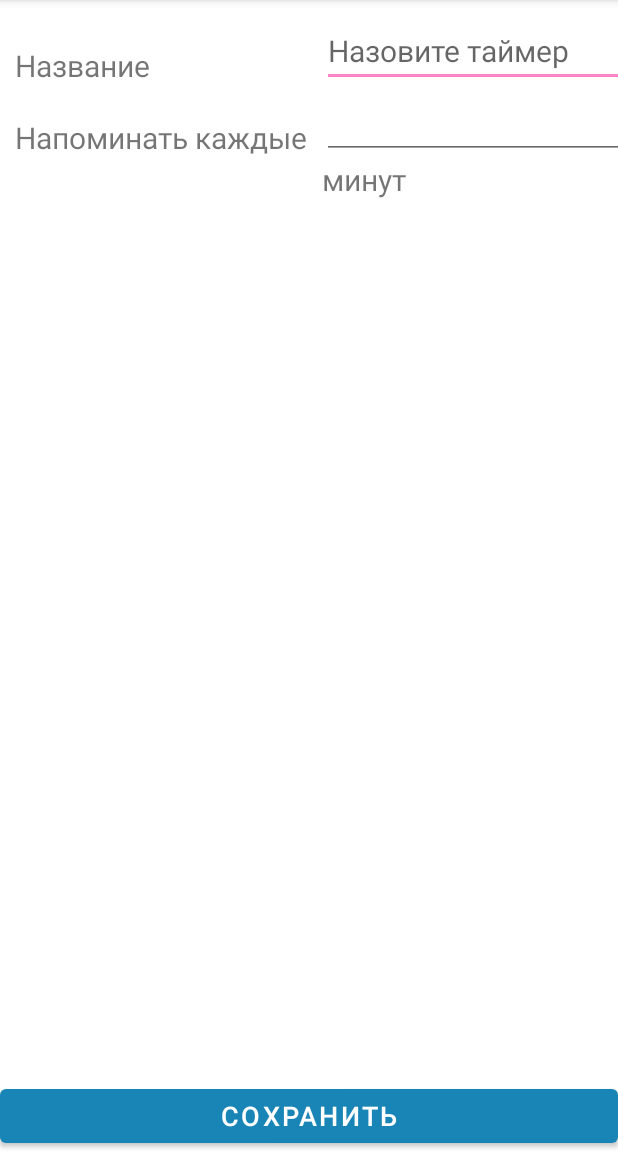
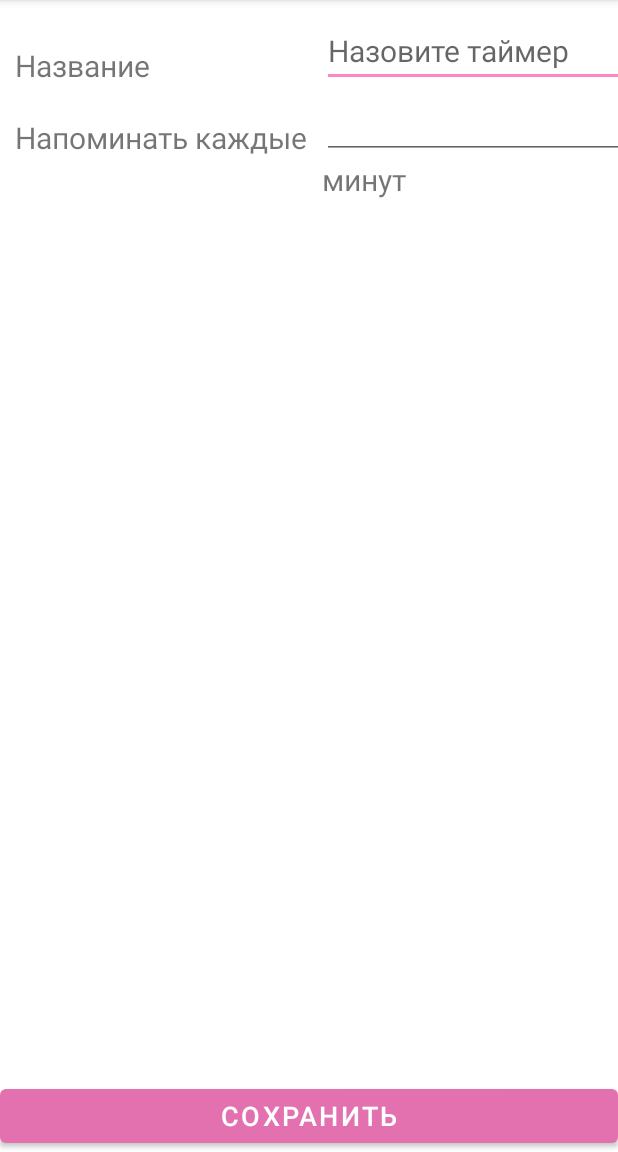
Before and after one commit to smotritetamptiza/AVeryCustomizedTimer, an Android app: the EditTimerActivity screen opened directly, with no data from a screen before it, on a phone screen of 412 x 824 dp, the part 84-1236 px from its top. Run offline under Robolectric (Android 15) with nearby library versions, the phone set to English and light mode, and no system bars.

Commit message:
Unique id for every timer!

```diff
--- a/app/src/main/java/com/deadanddeceased/timeloop/MainActivity.java
+++ b/app/src/main/java/com/deadanddeceased/timeloop/MainActivity.java
@@ -67,12 +67,14 @@ public class MainActivity extends AppCompatActivity {
         timers.ensureCapacity(timersStringSet.size());
         for (String timer : timersStringSet) {
             String[] timerParts = timer.split(";");
-            int ind = Integer.parseInt(timerParts[0]);
+
+            int id = Integer.parseInt(timerParts[0]);
             String name = timerParts[1];
             int secondsTotal = Integer.parseInt(timerParts[2]);
             int secondsLeft = Integer.parseInt(timerParts[3]);
             boolean wasActive = Boolean.parseBoolean(timerParts[4]);
             Timer newTimer = new Timer(name, secondsTotal);
+            newTimer.setId(id);
             if (!wasActive) {
                 newTimer.toggleActive();
             }
--- a/app/src/main/res/layout/activity_edit_timer.xml
+++ b/app/src/main/res/layout/activity_edit_timer.xml
@@ -8,6 +8,7 @@
     tools:context=".EditTimerActivity">
 
     <TableLayout
+        android:id="@+id/tableLayout"
         android:layout_width="match_parent"
         android:layout_height="wrap_content"
         app:layout_constraintEnd_toEndOf="parent"
@@ -65,7 +66,7 @@
 
         <TableRow
             android:layout_width="match_parent"
-            android:layout_height="match_parent" >
+            android:layout_height="match_parent">
 
             <Space
                 android:layout_width="wrap_content"
@@ -75,8 +76,8 @@
                 android:id="@+id/textViewMinutes"
                 android:layout_width="wrap_content"
                 android:layout_height="wrap_content"
-                android:textSize="20sp"
-                android:text="@string/minutes" />
+                android:text="@string/minutes"
+                android:textSize="20sp" />
         </TableRow>
 
     </TableLayout>
@@ -86,7 +87,9 @@
         android:layout_width="match_parent"
         android:layout_height="wrap_content"
         android:text="@string/save"
-        android:onClick="saveTimer"
+        android:onClick= "saveTimer"
+        app:backgroundTint="#E371B0"
+
         app:layout_constraintBottom_toBottomOf="parent"
         app:layout_constraintEnd_toEndOf="parent"
         app:layout_constraintStart_toStartOf="parent"
--- a/app/src/main/res/layout/activity_main.xml
+++ b/app/src/main/res/layout/activity_main.xml
@@ -22,7 +22,7 @@
         android:id="@+id/addTimerButton"
         android:layout_width="wrap_content"
         android:layout_height="wrap_content"
-        android:layout_margin="0dp"
+        android:layout_margin="10dp"
         android:clickable="true"
         android:contentDescription="@string/add_a_new_timer"
         android:focusable="true"
```
Also changed, not shown: app/src/main/java/com/deadanddeceased/timeloop/Timer.java (+7 -1 lines).
